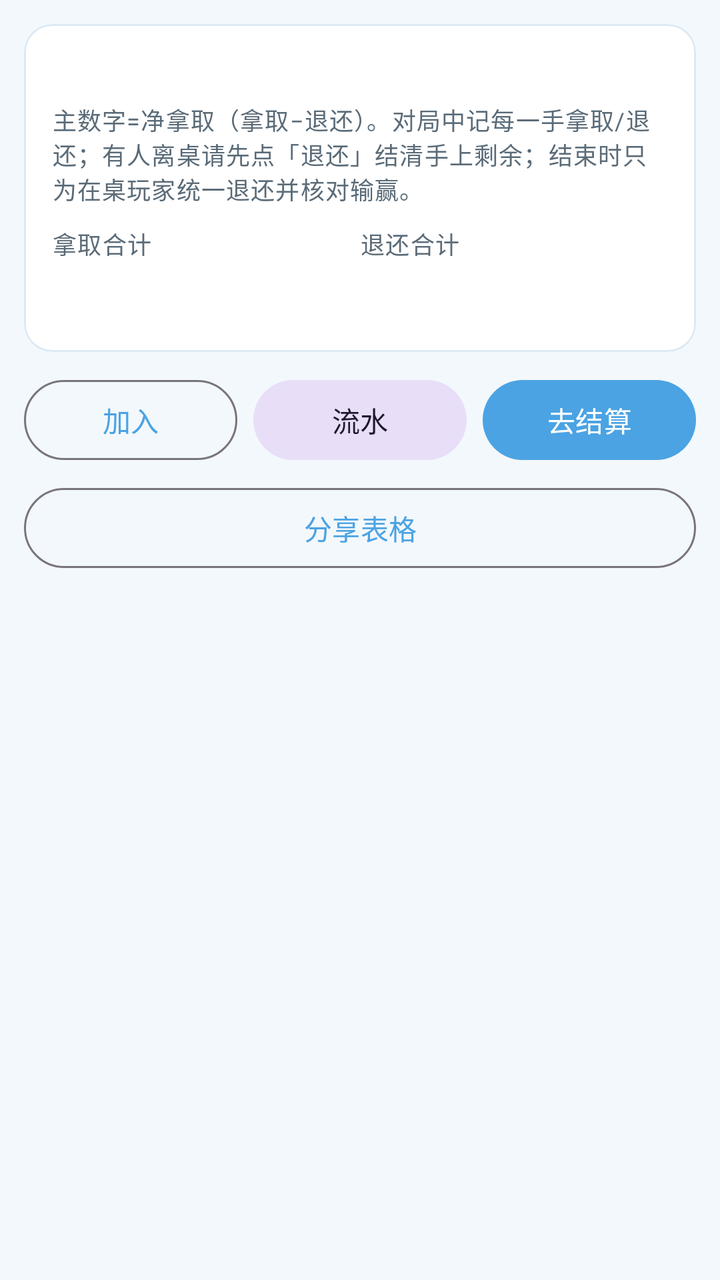
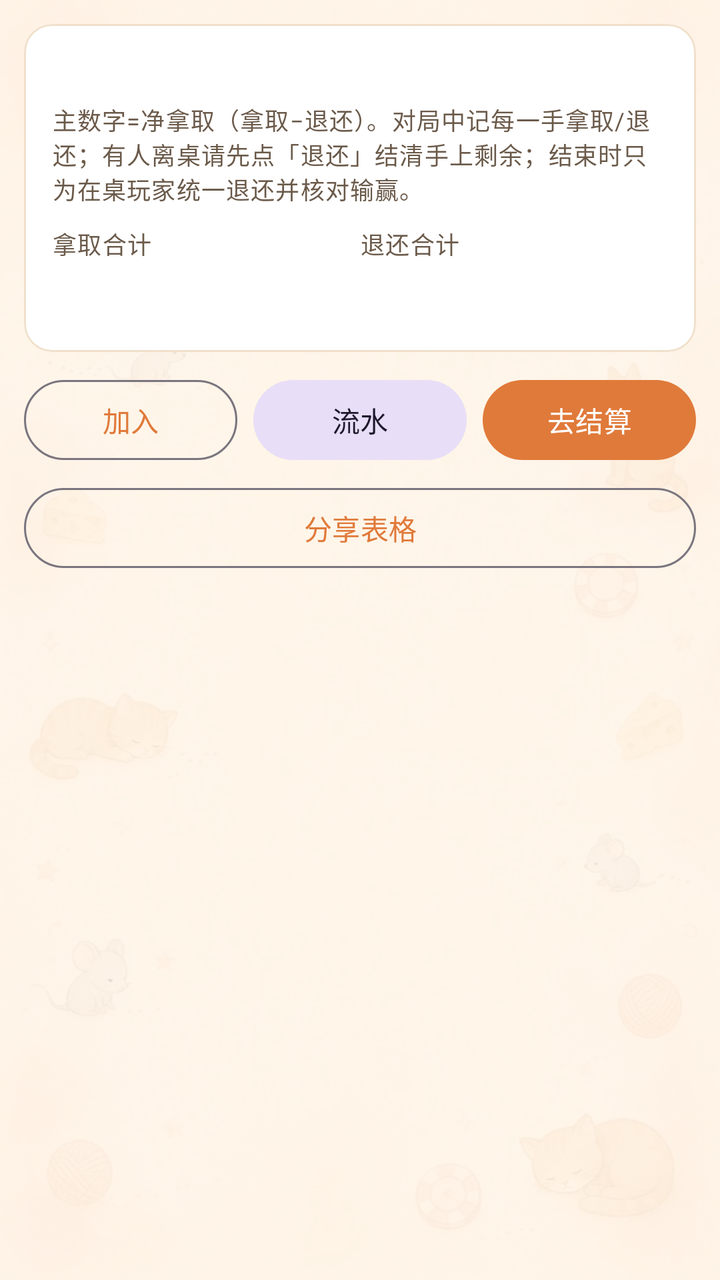

Before-and-after screenshots of an Android layout around one commit, followed by the original layout XML and the change that was made.
<!-- AndroidManifest.xml: application theme Theme.ChipTrack -->
<!-- res/layout/fragment_table.xml -->
<?xml version="1.0" encoding="utf-8"?>
<androidx.constraintlayout.widget.ConstraintLayout xmlns:android="http://schemas.android.com/apk/res/android"
    xmlns:app="http://schemas.android.com/apk/res-auto"
    android:layout_width="match_parent"
    android:layout_height="match_parent"
    android:background="@color/surface">

    <com.google.android.material.card.MaterialCardView
        android:id="@+id/summaryCard"
        android:layout_width="0dp"
        android:layout_height="wrap_content"
        android:layout_marginHorizontal="12dp"
        android:layout_marginTop="12dp"
        app:cardBackgroundColor="@color/white"
        app:cardCornerRadius="14dp"
        app:cardElevation="0dp"
        app:layout_constraintEnd_toEndOf="parent"
        app:layout_constraintStart_toStartOf="parent"
        app:layout_constraintTop_toTopOf="parent"
        app:strokeColor="@color/surface_muted"
        app:strokeWidth="1dp">

        <LinearLayout
            android:layout_width="match_parent"
            android:layout_height="wrap_content"
            android:orientation="vertical"
            android:padding="14dp">

            <TextView
                android:id="@+id/playerCountText"
                android:layout_width="match_parent"
                android:layout_height="wrap_content"
                android:textAppearance="?attr/textAppearanceLabelLarge"
                android:textColor="@color/sky_blue_deep" />

            <TextView
                android:layout_width="match_parent"
                android:layout_height="wrap_content"
                android:layout_marginTop="6dp"
                android:text="@string/table_hint"
                android:textAppearance="?attr/textAppearanceBodySmall"
                android:textColor="@color/text_secondary" />

            <LinearLayout
                android:layout_width="match_parent"
                android:layout_height="wrap_content"
                android:layout_marginTop="10dp"
                android:orientation="horizontal">

                <LinearLayout
                    android:layout_width="0dp"
                    android:layout_height="wrap_content"
                    android:layout_weight="1"
                    android:orientation="vertical">

                    <TextView
                        android:layout_width="wrap_content"
                        android:layout_height="wrap_content"
                        android:text="@string/table_summary_taken"
                        android:textAppearance="?attr/textAppearanceLabelMedium"
                        android:textColor="@color/text_secondary" />

                    <TextView
                        android:id="@+id/takenSumText"
                        android:layout_width="wrap_content"
                        android:layout_height="wrap_content"
                        android:layout_marginTop="2dp"
                        android:textAppearance="?attr/textAppearanceTitleLarge"
                        android:textColor="@color/black" />
                </LinearLayout>

                <LinearLayout
                    android:layout_width="0dp"
                    android:layout_height="wrap_content"
                    android:layout_weight="1"
                    android:orientation="vertical">

                    <TextView
                        android:layout_width="wrap_content"
                        android:layout_height="wrap_content"
                        android:text="@string/table_summary_returned"
                        android:textAppearance="?attr/textAppearanceLabelMedium"
                        android:textColor="@color/text_secondary" />

                    <TextView
                        android:id="@+id/returnedSumText"
                        android:layout_width="wrap_content"
                        android:layout_height="wrap_content"
                        android:layout_marginTop="2dp"
                        android:textAppearance="?attr/textAppearanceTitleLarge"
                        android:textColor="@color/black" />
                </LinearLayout>
            </LinearLayout>
        </LinearLayout>
    </com.google.android.material.card.MaterialCardView>

    <LinearLayout
        android:id="@+id/actionsRow"
        android:layout_width="0dp"
        android:layout_height="wrap_content"
        android:orientation="vertical"
        android:paddingHorizontal="12dp"
        android:paddingTop="10dp"
        android:paddingBottom="6dp"
        app:layout_constraintEnd_toEndOf="parent"
        app:layout_constraintStart_toStartOf="parent"
        app:layout_constraintTop_toBottomOf="@id/summaryCard">

        <LinearLayout
            android:layout_width="match_parent"
            android:layout_height="wrap_content"
            android:orientation="horizontal">

            <com.google.android.material.button.MaterialButton
                android:id="@+id/addPlayerButton"
                style="@style/Widget.Material3.Button.OutlinedButton"
                android:layout_width="0dp"
                android:layout_height="wrap_content"
                android:layout_marginEnd="4dp"
                android:layout_weight="1"
                android:text="@string/action_add_player" />

            <com.google.android.material.button.MaterialButton
                android:id="@+id/historyButton"
                style="@style/Widget.Material3.Button.TonalButton"
                android:layout_width="0dp"
                android:layout_height="wrap_content"
                android:layout_marginHorizontal="4dp"
                android:layout_weight="1"
                android:text="@string/action_history" />

            <com.google.android.material.button.MaterialButton
                android:id="@+id/settleButton"
                android:layout_width="0dp"
                android:layout_height="wrap_content"
                android:layout_marginStart="4dp"
                android:layout_weight="1"
                android:text="@string/action_settle" />
        </LinearLayout>

        <com.google.android.material.button.MaterialButton
            android:id="@+id/shareButton"
            style="@style/Widget.Material3.Button.OutlinedButton"
            android:layout_width="match_parent"
            android:layout_height="wrap_content"
            android:layout_marginTop="6dp"
            android:text="@string/action_share" />
    </LinearLayout>

    <androidx.recyclerview.widget.RecyclerView
        android:id="@+id/playersList"
        android:layout_width="0dp"
        android:layout_height="0dp"
        android:clipToPadding="false"
        android:paddingHorizontal="12dp"
        android:paddingBottom="16dp"
        app:layout_constraintBottom_toBottomOf="parent"
        app:layout_constraintEnd_toEndOf="parent"
        app:layout_constraintStart_toStartOf="parent"
        app:layout_constraintTop_toBottomOf="@id/actionsRow" />

</androidx.constraintlayout.widget.ConstraintLayout>
<!-- resources referenced by this layout -->
<resources>
  <color name="black">#FF121212</color>
  <color name="sky_blue_deep">#FF1E6FA8</color>
  <color name="surface">#FFF3F8FC</color>
  <color name="surface_muted">#FFDCEAF5</color>
  <color name="text_secondary">#FF5A6B78</color>
  <color name="white">#FFFFFFFF</color>
  <string name="action_add_player">加入</string>
  <string name="action_history">流水</string>
  <string name="action_settle">去结算</string>
  <string name="action_share">分享表格</string>
  <string name="table_hint">主数字=净拿取（拿取−退还）。对局中记每一手拿取/退还；有人离桌请先点「退还」结清手上剩余；结束时只为在桌玩家统一退还并核对输赢。</string>
  <string name="table_summary_returned">退还合计</string>
  <string name="table_summary_taken">拿取合计</string>
  <style name="Theme.ChipTrack" parent="Theme.Material3.Light.NoActionBar">
          <item name="colorPrimary">@color/sky_blue</item>
          <item name="colorOnPrimary">@color/white</item>
          <item name="colorSecondary">@color/chip_gold</item>
          <item name="android:statusBarColor">@color/sky_blue_deep</item>
          <item name="android:navigationBarColor">@color/surface</item>
          <item name="android:windowBackground">@color/surface</item>
      </style>
  <color name="sky_blue">#FF4BA3E3</color>
  <color name="chip_gold">#FFE0B14A</color>
</resources>

<!-- the commit's change to res/layout/fragment_table.xml (unified diff, before → after) -->
@@ -3,7 +3,7 @@
     xmlns:app="http://schemas.android.com/apk/res-auto"
     android:layout_width="match_parent"
     android:layout_height="match_parent"
-    android:background="@color/surface">
+    android:background="@drawable/bg_app">
 
     <com.google.android.material.card.MaterialCardView
         android:id="@+id/summaryCard"
<!-- resource entries referenced after the edit -->
@@ -1,11 +1,26 @@
 <!-- resources referenced by this layout -->
 <resources>
   <color name="black">#FF121212</color>
-  <color name="sky_blue_deep">#FF1E6FA8</color>
-  <color name="surface">#FFF3F8FC</color>
-  <color name="surface_muted">#FFDCEAF5</color>
-  <color name="text_secondary">#FF5A6B78</color>
+  <color name="sky_blue_deep">#FFA84500</color>
+  <color name="surface">#FFFFF6EB</color>
+  <color name="surface_muted">#FFF0E0CC</color>
+  <color name="text_secondary">#FF6B5A4A</color>
   <color name="white">#FFFFFFFF</color>
+  <!-- drawable bg_app (drawable) -->
+  <?xml version="1.0" encoding="utf-8"?>
+  <layer-list xmlns:android="http://schemas.android.com/apk/res/android">
+      <item>
+          <bitmap
+              android:gravity="fill"
+              android:src="@drawable/bg_cat_mouse_scene" />
+      </item>
+      
+      <item>
+          <shape android:shape="rectangle">
+              <solid android:color="#D9FFF6EB" />
+          </shape>
+      </item>
+  </layer-list>
   <string name="action_add_player">加入</string>
   <string name="action_history">流水</string>
   <string name="action_settle">去结算</string>
@@ -19,9 +34,10 @@
           <item name="colorSecondary">@color/chip_gold</item>
           <item name="android:statusBarColor">@color/sky_blue_deep</item>
           <item name="android:navigationBarColor">@color/surface</item>
-          <item name="android:windowBackground">@color/surface</item>
+          <item name="android:windowBackground">@drawable/bg_app</item>
       </style>
-  <color name="sky_blue">#FF4BA3E3</color>
+  <!-- drawable bg_cat_mouse_scene: png bitmap (drawable, 64490 bytes) -->
+  <color name="sky_blue">#FFE07A3A</color>
   <color name="chip_gold">#FFE0B14A</color>
 </resources>
 
